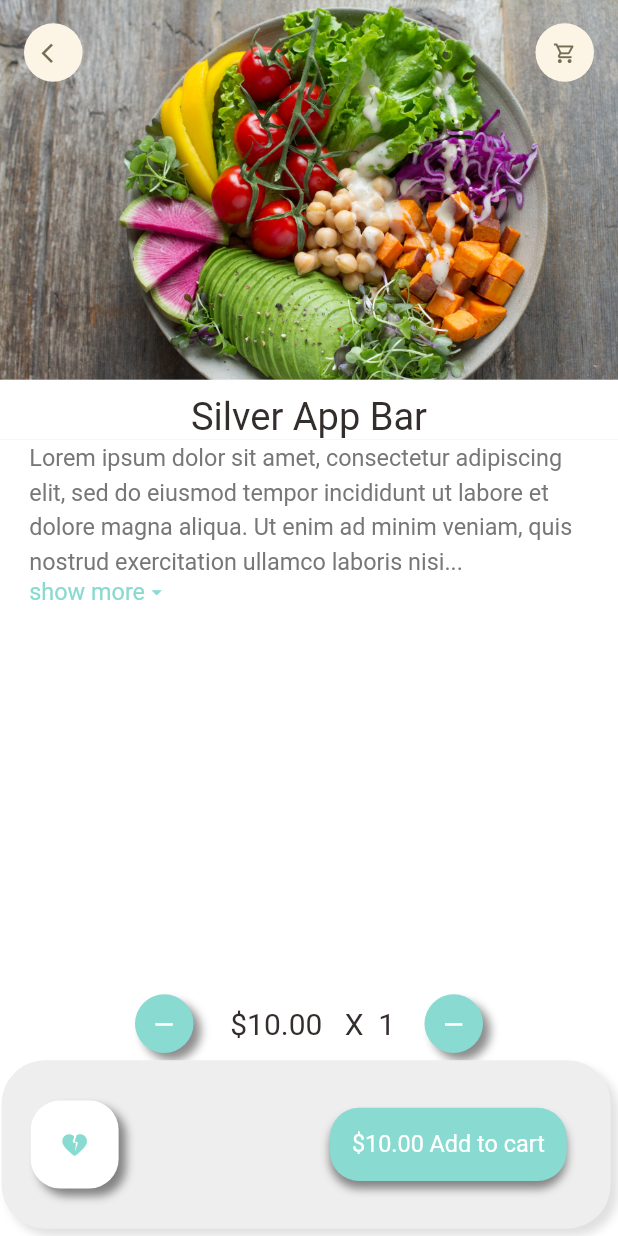
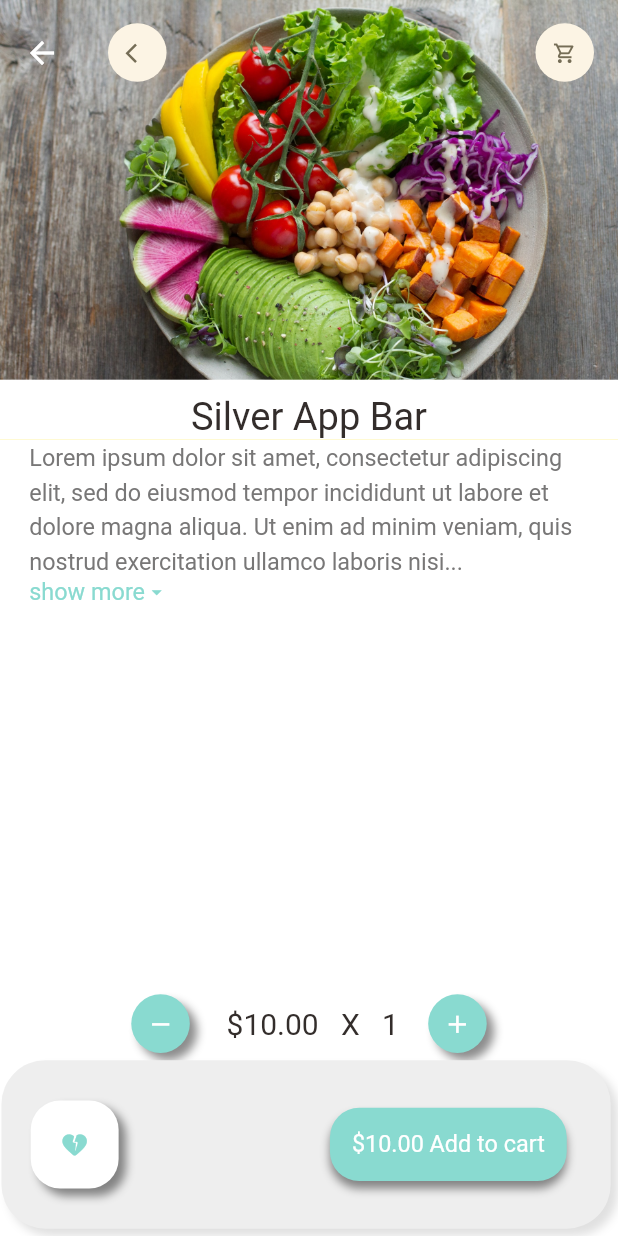
Before and after one commit to shravanEWW/food_app, a Flutter app: the FoodDetails screen opened directly, on a phone screen of 412 x 824 dp. Run offline on Flutter 3.47's test engine with Material 2 defaults, Android fonts, the phone set to English and light mode, and no system bars; our stand-ins replace dots_indicator, get; network calls fail.

```diff
--- /dev/null
+++ b/lib/controllers/product_controller.dart
@@ -0,0 +1,26 @@
+
+import 'package:food_app/models/products_model.dart';
+import 'package:get/get.dart';
+
+import '../data/repository/product_repo.dart';
+
+class  ProductController extends GetxController {
+  final ProductRepo productRepo;
+
+  // ProductController({required this.productRepo});
+  ProductController({required this.productRepo});
+  List<dynamic> _productList = [];
+  List<dynamic> get productList => _productList;
+
+  Future<void> getProductList() async {
+    Response response = await productRepo.getProductList() ;
+    print("Success launcher"+response.statusCode.toString());
+    if(response.statusCode==200){
+      _productList=[];
+      _productList.addAll(Product.fromJson(response.body).products);
+      update();
+    }else{
+      print("failed launcher"+response.statusCode.toString());
+    }
+  }
+}
--- /dev/null
+++ b/lib/data/repository/product_repo.dart
@@ -0,0 +1,14 @@
+import 'package:food_app/data/api/api_client.dart';
+import 'package:food_app/utils/constants/app_constants.dart';
+import 'package:get/get.dart';
+
+class ProductRepo extends GetxService{
+  final ApiClient apiClient;
+  ProductRepo({
+    required this.apiClient
+});
+  Future<Response> getProductList() async {
+    return await apiClient.getData(AppConstants.PRODUCT_URL);
+  }
+
+}
--- a/lib/pages/food/food_details.dart
+++ b/lib/pages/food/food_details.dart
@@ -12,7 +12,8 @@ class FoodDetails extends StatelessWidget {
 
   @override
   Widget build(BuildContext context) {
-    return Scaffold(
+    return SafeArea(
+      child: Scaffold(
         backgroundColor: Colors.white,
         body: CustomScrollView(
           slivers: [
@@ -86,18 +87,16 @@ class FoodDetails extends StatelessWidget {
                     borderRadius:
                         BorderRadius.all(Radius.circular(Dimensions.ratio * 20)),
                   ),
-                child: Container(
                   child: Icon(
                     Icons.remove,
                     color: Colors.white,
                     size: Dimensions.ratio * 20,
                   ),
                 ),
-              ),
                 SizedBox(
                   width: Dimensions.ratio * 20,
                 ),
-              BigText(text: " \$10.00  " + " X " + " 1"),
+                BigText(text: " \$10.00   X   1"),
                 SizedBox(
                   width: Dimensions.ratio * 20,
                 ),
@@ -115,12 +114,10 @@ class FoodDetails extends StatelessWidget {
                     borderRadius:
                         BorderRadius.all(Radius.circular(Dimensions.ratio * 20)),
                   ),
-                child: Container(
                   child: Icon(
-                    Icons.remove,
+                    Icons.add,
                     color: Colors.white,
                     size: Dimensions.ratio * 20,
-                  ),
                   ),
                 ),
               ],
@@ -198,6 +195,7 @@ class FoodDetails extends StatelessWidget {
             ),
           ],
         ),
+      ),
     );
   }
 }
--- a/lib/pages/home/main_food_page.dart
+++ b/lib/pages/home/main_food_page.dart
@@ -19,7 +19,8 @@ class _MainFoodPageState extends State<MainFoodPage> {
     /*print("height: " + MediaQuery.of(context).size.height.toString());
     print("screenHeight: " + Dimensions.screenHeight.toString());*/
 
-    return Scaffold(
+    return SafeArea(
+      child: Scaffold(
         body: Column(
           children: [
             Container(
@@ -73,6 +74,7 @@ class _MainFoodPageState extends State<MainFoodPage> {
             ))
           ],
         ),
+      ),
     );
   }
 }
--- a/lib/pages/shop/popular_shop_details.dart
+++ b/lib/pages/shop/popular_shop_details.dart
@@ -13,7 +13,8 @@ class PopularShopDetails extends StatelessWidget {
 
   @override
   Widget build(BuildContext context) {
-    return Scaffold(
+    return SafeArea(
+      child: Scaffold(
         body: Stack(
           children: [
             //backGround Image
@@ -179,6 +180,7 @@ class PopularShopDetails extends StatelessWidget {
                 BorderRadius.all(Radius.circular(Dimensions.ratio * 30)),
           ),
         ),
+      ),
     );
   }
 }
```
Also changed, not shown: lib/data/api/api_client.dart (added, +27 -0 lines), lib/helper/dependancies.dart (added, +14 -0 lines), lib/main.dart (+8 -4 lines), lib/models/products_model.dart (added, +75 -0 lines), lib/pages/home/food_page_body.dart (+26 -14 lines), lib/utils/constants/app_constants.dart (added, +10 -0 lines), 1 other file. Lines whose indentation alone changed are shown as unchanged.
